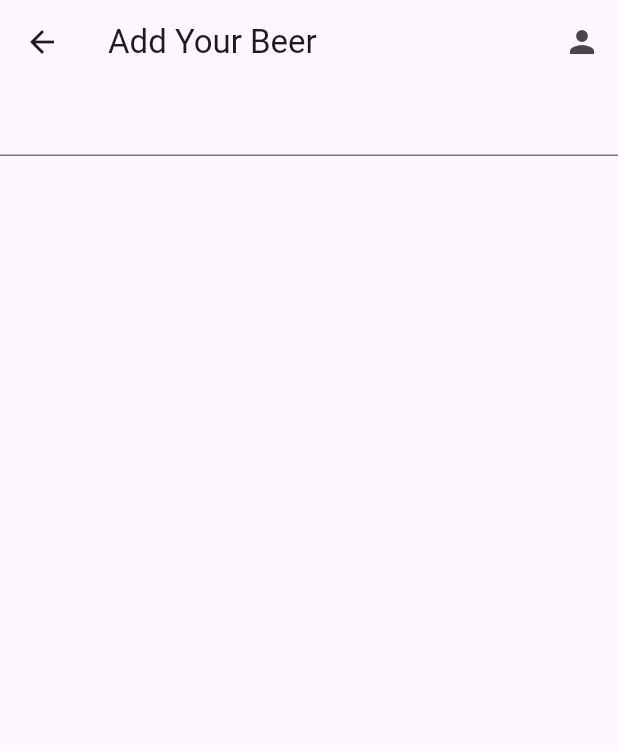
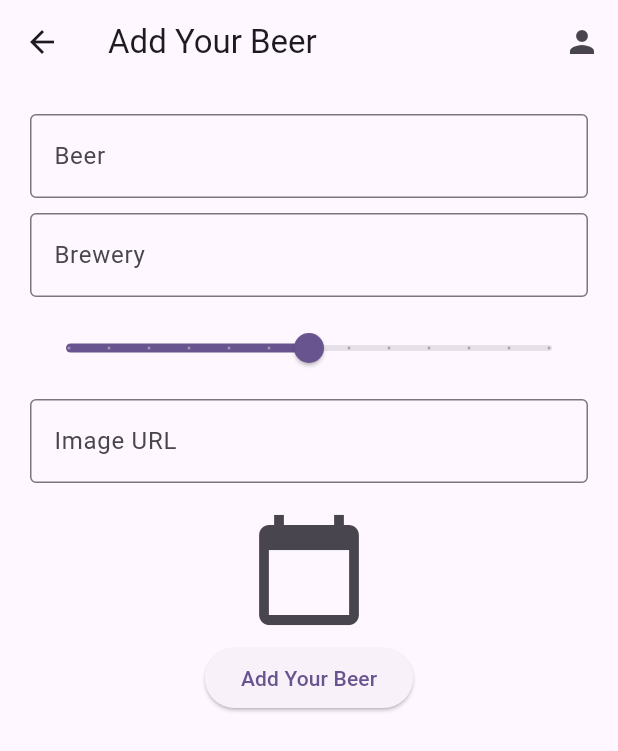
Before and after one commit to konradkulak/beer_ranking, a Flutter app: the AddPage screen opened directly, on a phone screen of 412 x 824 dp. Shown: the top 751 px of the screen. Run offline on Flutter 3.47's test engine with Material 3 defaults, Android fonts, the phone set to English and light mode, and no system bars; our stand-ins replace bloc, cloud_firestore, firebase_auth, firebase_core, flutter_bloc; missing offline and left inert: firebase_ui_auth; accounts and stored records are empty.

Commit message:
Implement adding items on add pag

```diff
--- a/lib/features/add/pages/add_page.dart
+++ b/lib/features/add/pages/add_page.dart
@@ -1,5 +1,6 @@
 import 'package:beer_ranking/app/core/enums.dart';
 import 'package:beer_ranking/data/remote_data_source/beer_remote_data_source.dart';
+import 'package:beer_ranking/domain/models/beer_model.dart';
 import 'package:beer_ranking/domain/repositories/beer_repository.dart';
 import 'package:beer_ranking/features/add/cubit/add_cubit.dart';
 import 'package:beer_ranking/features/auth/pages/user_profile_page.dart';
@@ -33,6 +34,7 @@ class AddPage extends StatelessWidget {
               ),
             );
           } else if (state.addStatus == AddStatus.loading) {
+            //to be checked later
             const Center(
               child: CircularProgressIndicator(),
             );
@@ -63,16 +65,110 @@ class AddPage extends StatelessWidget {
   }
 }
 
-class _AddPageBody extends StatelessWidget {
+class _AddPageBody extends StatefulWidget {
   const _AddPageBody();
+  @override
+  State<_AddPageBody> createState() => _AddPageBodyState();
+}
+
+class _AddPageBodyState extends State<_AddPageBody> {
+  final GlobalKey<FormState> _formKey = GlobalKey();
+  final TextEditingController _nameController = TextEditingController();
+  final TextEditingController _breweryController = TextEditingController();
+  final TextEditingController _imageURLController = TextEditingController();
+  double _rating = 3.0;
+  DateTime _dateSelected = DateTime.now();
 
   @override
   Widget build(BuildContext context) {
-    return const Center(
-      child: Column(
-        children: [
-          TextField(),
-        ],
+    return Center(
+      child: Padding(
+        padding: const EdgeInsets.all(20.0),
+        child: Column(
+          children: [
+            Form(
+              key: _formKey,
+              child: TextField(
+                controller: _nameController,
+                decoration: const InputDecoration(
+                  labelText: 'Beer',
+                  hintText: 'PunkIPA',
+                  border: OutlineInputBorder(),
+                ),
+              ),
+            ),
+            const SizedBox(height: 10),
+            TextField(
+              controller: _breweryController,
+              decoration: const InputDecoration(
+                labelText: 'Brewery',
+                hintText: 'BrewDog',
+                border: OutlineInputBorder(),
+              ),
+            ),
+            const SizedBox(height: 10),
+            Slider(
+              value: _rating,
+              min: 0.0,
+              max: 6.0,
+              divisions: 12,
+              label: _rating.toString(),
+              onChanged: (value) {
+                setState(
+                  () {
+                    _rating = value;
+                  },
+                );
+              },
+            ),
+            const SizedBox(height: 10),
+            TextField(
+              controller: _imageURLController,
+              decoration: const InputDecoration(
+                labelText: 'Image URL',
+                hintText: 'https://...',
+                border: OutlineInputBorder(),
+              ),
+            ),
+            const SizedBox(height: 10),
+            IconButton(
+              onPressed: () async {
+                final DateTime? picked = await showDatePicker(
+                  context: context,
+                  firstDate: DateTime(1990),
+                  lastDate: DateTime(2030),
+                );
+                if (picked != null && picked != _dateSelected) {
+                  setState(
+                    () {
+                      _dateSelected = picked;
+                    },
+                  );
+                }
+              },
+              icon: const Icon(
+                Icons.calendar_today,
+                size: 80,
+              ),
+            ),
+            ElevatedButton(
+              onPressed: () {
+                if (_formKey.currentState!.validate()) {
+                  final beer = BeerModel(
+                      name: _nameController.text,
+                      brewery: _breweryController.text,
+                      rating: _rating,
+                      date: _dateSelected,
+                      imageURL: _imageURLController.text,
+                      id: '');
+
+                  context.read<AddCubit>().addItem(beer);
+                }
+              },
+              child: const Text('Add Your Beer'),
+            ),
+          ],
+        ),
       ),
     );
   }
```
